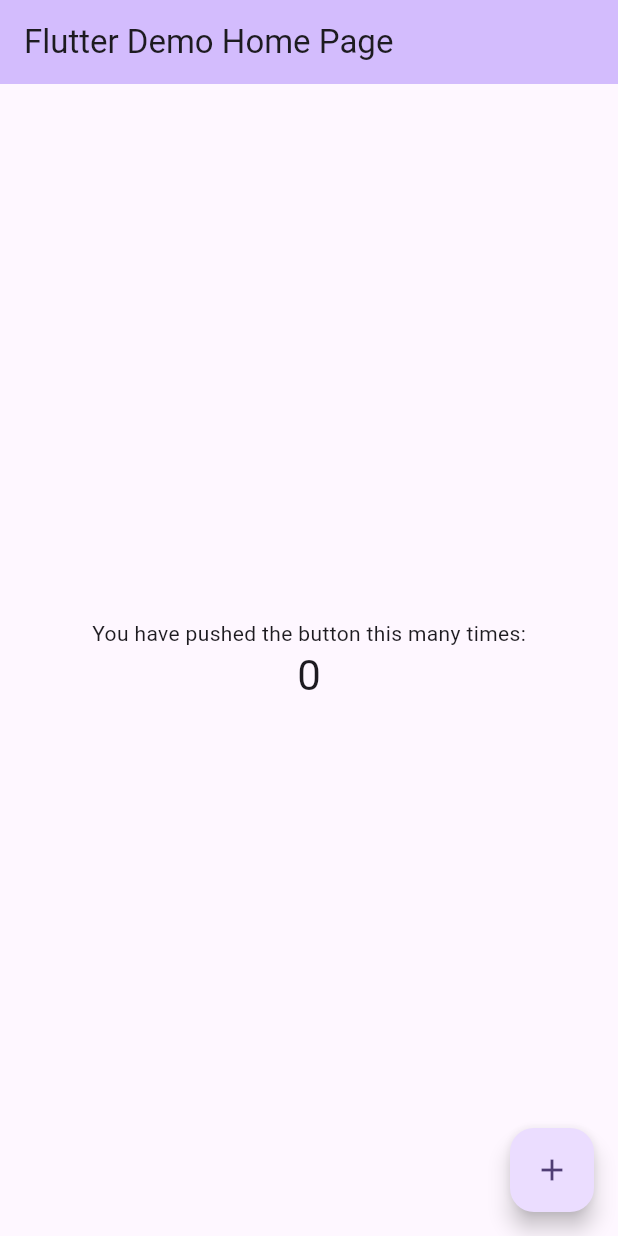
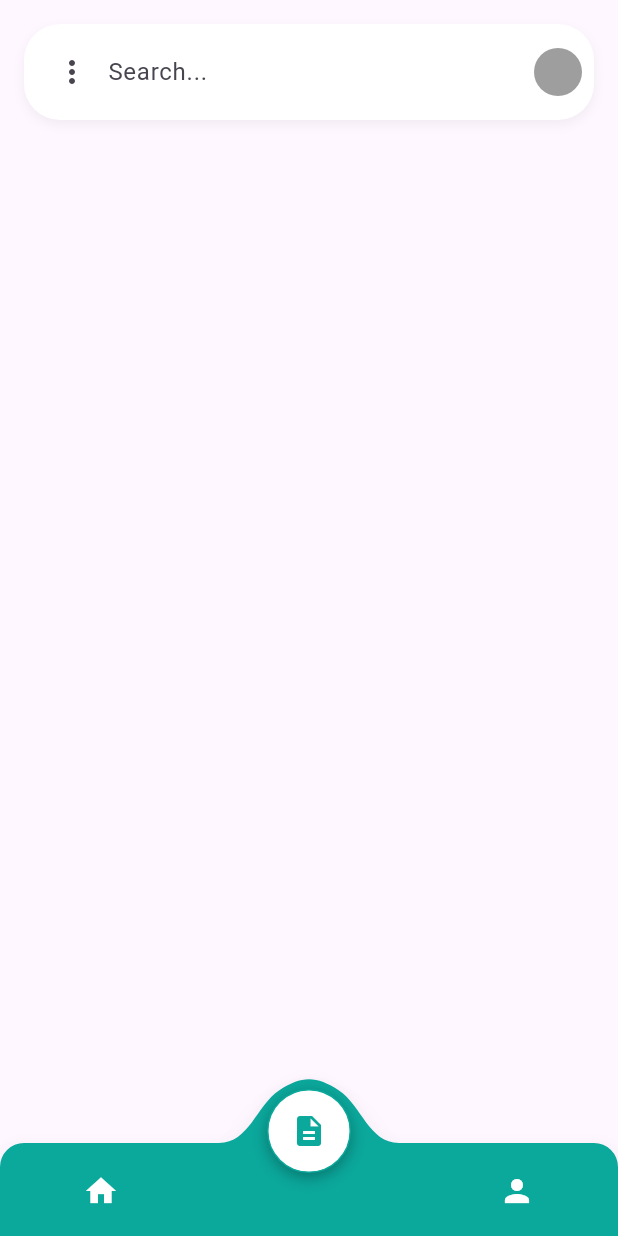
Before and after one commit to bladecs/dcs_mobile_polman, a Flutter app: the screen it shows after launch, on a phone screen of 412 x 824 dp. Run offline on Flutter 3.47's test engine with Material 3 defaults, Android fonts, the phone set to English and light mode, and no system bars.

Commit message:
template navbar

```diff
--- a/lib/main.dart
+++ b/lib/main.dart
@@ -1,125 +1,45 @@
 import 'package:flutter/material.dart';
+import 'widgets/curved_navbar.dart';
+import 'pages/dashboard.dart';
 
-void main() {
-  runApp(const MyApp());
-}
+void main() => runApp(const MyApp());
 
 class MyApp extends StatelessWidget {
   const MyApp({super.key});
-
-  // This widget is the root of your application.
   @override
   Widget build(BuildContext context) {
-    return MaterialApp(
-      title: 'Flutter Demo',
-      theme: ThemeData(
-        // This is the theme of your application.
-        //
-        // TRY THIS: Try running your application with "flutter run". You'll see
-        // the application has a purple toolbar. Then, without quitting the app,
-        // try changing the seedColor in the colorScheme below to Colors.green
-        // and then invoke "hot reload" (save your changes or press the "hot
-        // reload" button in a Flutter-supported IDE, or press "r" if you used
-        // the command line to start the app).
-        //
-        // Notice that the counter didn't reset back to zero; the application
-        // state is not lost during the reload. To reset the state, use hot
-        // restart instead.
-        //
-        // This works for code too, not just values: Most code changes can be
-        // tested with just a hot reload.
-        colorScheme: ColorScheme.fromSeed(seedColor: Colors.deepPurple),
-        useMaterial3: true,
-      ),
-      home: const MyHomePage(title: 'Flutter Demo Home Page'),
+    return const MaterialApp(
+      debugShowCheckedModeBanner: false,
+      home: MyHomePage(),
     );
   }
 }
 
 class MyHomePage extends StatefulWidget {
-  const MyHomePage({super.key, required this.title});
-
-  // This widget is the home page of your application. It is stateful, meaning
-  // that it has a State object (defined below) that contains fields that affect
-  // how it looks.
-
-  // This class is the configuration for the state. It holds the values (in this
-  // case the title) provided by the parent (in this case the App widget) and
-  // used by the build method of the State. Fields in a Widget subclass are
-  // always marked "final".
-
-  final String title;
-
+  const MyHomePage({super.key});
   @override
   State<MyHomePage> createState() => _MyHomePageState();
 }
 
 class _MyHomePageState extends State<MyHomePage> {
-  int _counter = 0;
+  int _currentIndex = 0;
 
-  void _incrementCounter() {
-    setState(() {
-      // This call to setState tells the Flutter framework that something has
-      // changed in this State, which causes it to rerun the build method below
-      // so that the display can reflect the updated values. If we changed
-      // _counter without calling setState(), then the build method would not be
-      // called again, and so nothing would appear to happen.
-      _counter++;
-    });
-  }
+  // ✅ Gunakan List<Widget>
+  final List<Widget> _pages = [
+    const DashboardPage(),
+    const Center(child: Text("Profile Page")),
+  ];
 
   @override
   Widget build(BuildContext context) {
-    // This method is rerun every time setState is called, for instance as done
-    // by the _incrementCounter method above.
-    //
-    // The Flutter framework has been optimized to make rerunning build methods
-    // fast, so that you can just rebuild anything that needs updating rather
-    // than having to individually change instances of widgets.
     return Scaffold(
-      appBar: AppBar(
-        // TRY THIS: Try changing the color here to a specific color (to
-        // Colors.amber, perhaps?) and trigger a hot reload to see the AppBar
-        // change color while the other colors stay the same.
-        backgroundColor: Theme.of(context).colorScheme.inversePrimary,
-        // Here we take the value from the MyHomePage object that was created by
-        // the App.build method, and use it to set our appbar title.
-        title: Text(widget.title),
+      body: _pages[_currentIndex],
+      bottomNavigationBar: Stack(
+        clipBehavior: Clip.none,
+        children: [
+          CurvedNavBar(),
+        ],
       ),
-      body: Center(
-        // Center is a layout widget. It takes a single child and positions it
-        // in the middle of the parent.
-        child: Column(
-          // Column is also a layout widget. It takes a list of children and
-          // arranges them vertically. By default, it sizes itself to fit its
-          // children horizontally, and tries to be as tall as its parent.
-          //
-          // Column has various properties to control how it sizes itself and
-          // how it positions its children. Here we use mainAxisAlignment to
-          // center the children vertically; the main axis here is the vertical
-          // axis because Columns are vertical (the cross axis would be
-          // horizontal).
-          //
-          // TRY THIS: Invoke "debug painting" (choose the "Toggle Debug Paint"
-          // action in the IDE, or press "p" in the console), to see the
-          // wireframe for each widget.
-          mainAxisAlignment: MainAxisAlignment.center,
-          children: <Widget>[
-            const Text(
-              'You have pushed the button this many times:',
-            ),
-            Text(
-              '$_counter',
-              style: Theme.of(context).textTheme.headlineMedium,
-            ),
-          ],
-        ),
-      ),
-      floatingActionButton: FloatingActionButton(
-        onPressed: _incrementCounter,
-        tooltip: 'Increment',
-        child: const Icon(Icons.add),
-      ), // This trailing comma makes auto-formatting nicer for build methods.
     );
   }
 }
--- /dev/null
+++ b/lib/pages/dashboard.dart
@@ -0,0 +1,51 @@
+import 'package:flutter/material.dart';
+
+class DashboardPage extends StatelessWidget {
+  const DashboardPage({super.key});
+
+  @override
+  Widget build(BuildContext context) {
+    return SafeArea(
+      child: SingleChildScrollView(
+        padding: const EdgeInsets.all(16),
+        child: Column(
+          crossAxisAlignment: CrossAxisAlignment.stretch,
+          children: [
+            // 🔍 Search Bar
+            Container(
+              padding: const EdgeInsets.all(8),
+              decoration: BoxDecoration(
+                color: Colors.white,
+                borderRadius: BorderRadius.circular(24),
+                boxShadow: [
+                  BoxShadow(
+                    color: Colors.black.withOpacity(0.05),
+                    blurRadius: 6,
+                    offset: const Offset(0, 3),
+                  )
+                ],
+              ),
+              child: Row(
+                children: [
+                  IconButton(
+                    icon: const Icon(Icons.more_vert),
+                    onPressed: () {},
+                  ),
+                  const Expanded(
+                    child: TextField(
+                      decoration: InputDecoration(
+                        hintText: "Search...",
+                        border: InputBorder.none,
+                      ),
+                    ),
+                  ),
+                  const CircleAvatar(radius: 16, backgroundColor: Colors.grey),
+                ],
+              ),
+            ),
+          ],
+        ),
+      ),
+    );
+  }
+}
--- /dev/null
+++ b/lib/widgets/curved_navbar.dart
@@ -0,0 +1,200 @@
+import 'package:flutter/material.dart';
+
+void main() {
+  runApp(const MyApp());
+}
+
+class MyApp extends StatelessWidget {
+  const MyApp({super.key});
+
+  @override
+  Widget build(BuildContext context) {
+    return const MaterialApp(
+      debugShowCheckedModeBanner: false,
+      home: Scaffold(
+        backgroundColor: Colors.white,
+        body: Center(child: Text('Contoh Dropdown Navbar')),
+        bottomNavigationBar: CurvedNavBar(),
+      ),
+    );
+  }
+}
+
+class CurvedNavBar extends StatefulWidget {
+  const CurvedNavBar({super.key});
+
+  @override
+  State<CurvedNavBar> createState() => _CurvedNavBarState();
+}
+
+class _CurvedNavBarState extends State<CurvedNavBar> {
+  bool showHomeMenu = false;
+  bool showUserMenu = false;
+
+  void toggleHomeMenu() {
+    setState(() {
+      showHomeMenu = !showHomeMenu;
+      showUserMenu = false;
+    });
+  }
+
+  void toggleUserMenu() {
+    setState(() {
+      showUserMenu = !showUserMenu;
+      showHomeMenu = false;
+    });
+  }
+
+  @override
+  Widget build(BuildContext context) {
+    return SizedBox(
+      height: 130,
+      width: double.infinity,
+      child: Stack(
+        clipBehavior: Clip.none,
+        alignment: Alignment.bottomCenter,
+        children: [
+          CustomPaint(
+            size: const Size(double.infinity, 107),
+            painter: _NavBarPainter(),
+          ),
+
+          // Dropdown Home Menu
+          if (showHomeMenu)
+            Positioned(
+              bottom: 70,
+              left: 10,
+              child: _buildDropdownMenu([
+                "Dashboard",
+                "News",
+                "Profile",
+              ]),
+            ),
+
+          // Dropdown User Menu
+          if (showUserMenu)
+            Positioned(
+              bottom: 70,
+              right: 10,
+              child: _buildDropdownMenu([
+                "Settings",
+                "Logout",
+              ]),
+            ),
+
+          // Icon buttons
+          Positioned.fill(
+            top: 140 / 2,
+            child: Row(
+              mainAxisAlignment: MainAxisAlignment.spaceAround,
+              children: [
+                IconButton(
+                  onPressed: toggleHomeMenu,
+                  icon: const Icon(Icons.home, color: Colors.white),
+                ),
+                const SizedBox(width: 56),
+                IconButton(
+                  onPressed: toggleUserMenu,
+                  icon: const Icon(Icons.person, color: Colors.white),
+                ),
+              ],
+            ),
+          ),
+
+          // Tombol tengah
+          Positioned(
+            left: MediaQuery.of(context).size.width * 0.5 - 28,
+            top: 32,
+            child: Container(
+              width: 56,
+              height: 56,
+              decoration: BoxDecoration(
+                color: Colors.white,
+                shape: BoxShape.circle,
+                border: Border.all(color: const Color(0xFF0BA89C), width: 1),
+                boxShadow: [
+                  BoxShadow(
+                    color: Colors.black.withOpacity(0.3),
+                    blurRadius: 8,
+                    offset: const Offset(0, 3),
+                  ),
+                ],
+              ),
+              child: const Icon(Icons.description, color: Color(0xFF0BA89C)),
+            ),
+          ),
+        ],
+      ),
+    );
+  }
+
+  Widget _buildDropdownMenu(List<String> items) {
+    return Material(
+      elevation: 6,
+      borderRadius: BorderRadius.circular(10),
+      child: Container(
+        padding: const EdgeInsets.symmetric(vertical: 6),
+        width: 130,
+        decoration: BoxDecoration(
+          color: Colors.white,
+          borderRadius: BorderRadius.circular(10),
+        ),
+        child: Column(
+          children: items.map((text) {
+            return InkWell(
+              onTap: () {
+                debugPrint("Kamu pilih $text");
+                setState(() {
+                  showHomeMenu = false;
+                  showUserMenu = false;
+                });
+              },
+              child: Padding(
+                padding: const EdgeInsets.symmetric(vertical: 8),
+                child: Text(text, style: const TextStyle(fontSize: 14)),
+              ),
+            );
+          }).toList(),
+        ),
+      ),
+    );
+  }
+}
+
+class _NavBarPainter extends CustomPainter {
+  @override
+  void paint(Canvas canvas, Size size) {
+    final paint = Paint()
+      ..color = const Color(0xFF0BA89C)
+      ..style = PaintingStyle.fill;
+
+    final path = Path();
+
+    final barHeight = size.height;
+    final curveTop = 45.0;
+    final radius = 16.0;
+    final width = size.width;
+    final centerX = width / 2;
+
+    path.moveTo(0, barHeight);
+    path.lineTo(0, curveTop + radius);
+    path.arcToPoint(Offset(radius, curveTop),
+        radius: Radius.circular(radius), clockwise: true);
+
+    path.lineTo(centerX - 60, curveTop);
+    path.cubicTo(centerX - 40, curveTop, centerX - 35, 20, centerX - 20, 10);
+    path.cubicTo(centerX - 5, 0, centerX + 5, 0, centerX + 20, 10);
+    path.cubicTo(centerX + 35, 20, centerX + 40, curveTop, centerX + 60, curveTop);
+    path.lineTo(width - radius, curveTop);
+    path.arcToPoint(Offset(width, curveTop + radius),
+        radius: Radius.circular(radius), clockwise: true);
+    path.lineTo(width, barHeight);
+    path.close();
+
+    canvas.drawShadow(path, Colors.black45, 10, true);
+    canvas.drawPath(path, paint);
+  }
+
+  @override
+  bool shouldRepaint(CustomPainter oldDelegate) => false;
+}
--- a/pubspec.yaml
+++ b/pubspec.yaml
@@ -30,6 +30,7 @@ environment:
 dependencies:
   flutter:
     sdk: flutter
+  flutter_svg: ^2.0.7
 
 
   # The following adds the Cupertino Icons font to your application.
@@ -59,9 +60,8 @@ flutter:
   uses-material-design: true
 
   # To add assets to your application, add an assets section, like this:
-  # assets:
-  #   - images/a_dot_burr.jpeg
-  #   - images/a_dot_ham.jpeg
+  assets:
+    - assets/icons/bottom_nav_bar.svg
 
   # An image asset can refer to one or more resolution-specific "variants", see
   # https://flutter.dev/to/resolution-aware-images
```
Also changed, not shown: assets/icons/bottom_nav_bar.svg (added), pubspec.lock, 1 other file.
